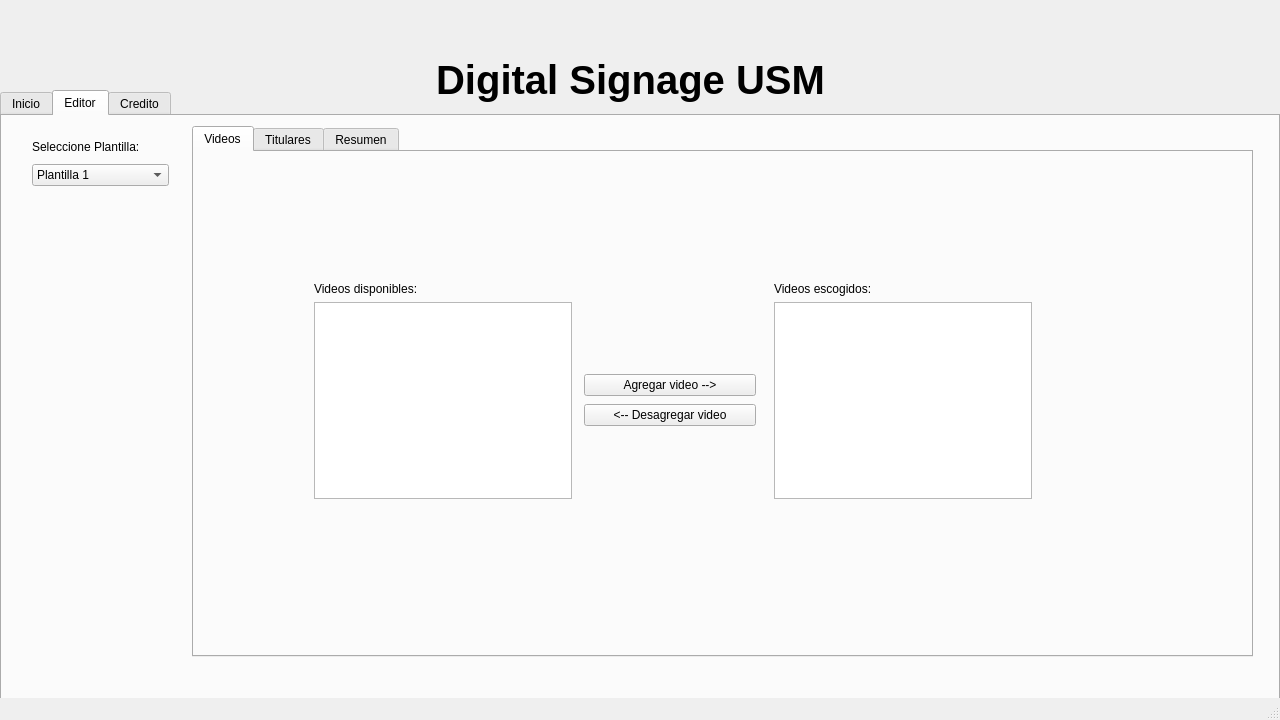
Old version of the form ProyectoQT/Interfaz_Digital_SIgnage_USM/mainwindow.ui in the repository seba-saca/Digital_Signage_USM.
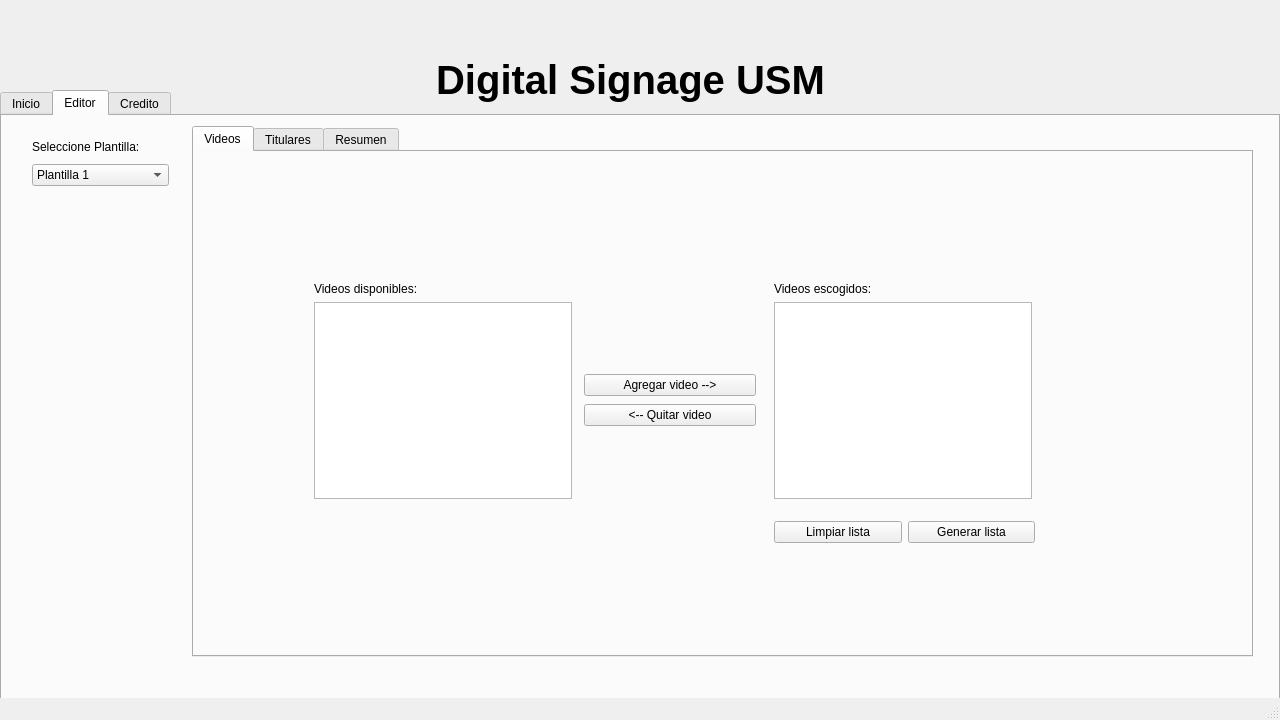
New version of the form. The open tabs and pages were chosen to show the change.

Commit message: Mejora interfaz editor y resumen

The edit to the form file:
```diff
--- a/ProyectoQT/Interfaz_Digital_SIgnage_USM/mainwindow.ui
+++ b/ProyectoQT/Interfaz_Digital_SIgnage_USM/mainwindow.ui
@@ -204,7 +204,7 @@
        <attribute name="title">
         <string>Videos</string>
        </attribute>
-       <widget class="QWidget" name="">
+       <widget class="QWidget" name="layoutWidget">
         <property name="geometry">
          <rect>
           <x>120</x>
@@ -226,7 +226,7 @@
          </item>
         </layout>
        </widget>
-       <widget class="QWidget" name="">
+       <widget class="QWidget" name="layoutWidget">
         <property name="geometry">
          <rect>
           <x>580</x>
@@ -248,7 +248,7 @@
          </item>
         </layout>
        </widget>
-       <widget class="QWidget" name="">
+       <widget class="QWidget" name="layoutWidget">
         <property name="geometry">
          <rect>
           <x>390</x>
@@ -268,7 +268,33 @@
          <item>
           <widget class="QPushButton" name="Borrar_video">
            <property name="text">
-            <string>&lt;-- Desagregar video</string>
+            <string>&lt;-- Quitar video</string>
+           </property>
+          </widget>
+         </item>
+        </layout>
+       </widget>
+       <widget class="QWidget" name="">
+        <property name="geometry">
+         <rect>
+          <x>580</x>
+          <y>360</y>
+          <width>261</width>
+          <height>41</height>
+         </rect>
+        </property>
+        <layout class="QHBoxLayout" name="horizontalLayout">
+         <item>
+          <widget class="QPushButton" name="Limpiar_lista">
+           <property name="text">
+            <string>Limpiar lista</string>
+           </property>
+          </widget>
+         </item>
+         <item>
+          <widget class="QPushButton" name="Generar_lista">
+           <property name="text">
+            <string>Generar lista</string>
            </property>
           </widget>
          </item>
```
Left out of the diff: 22 changed lines with no effect on the pictures. The commit also changes 4 other files.
